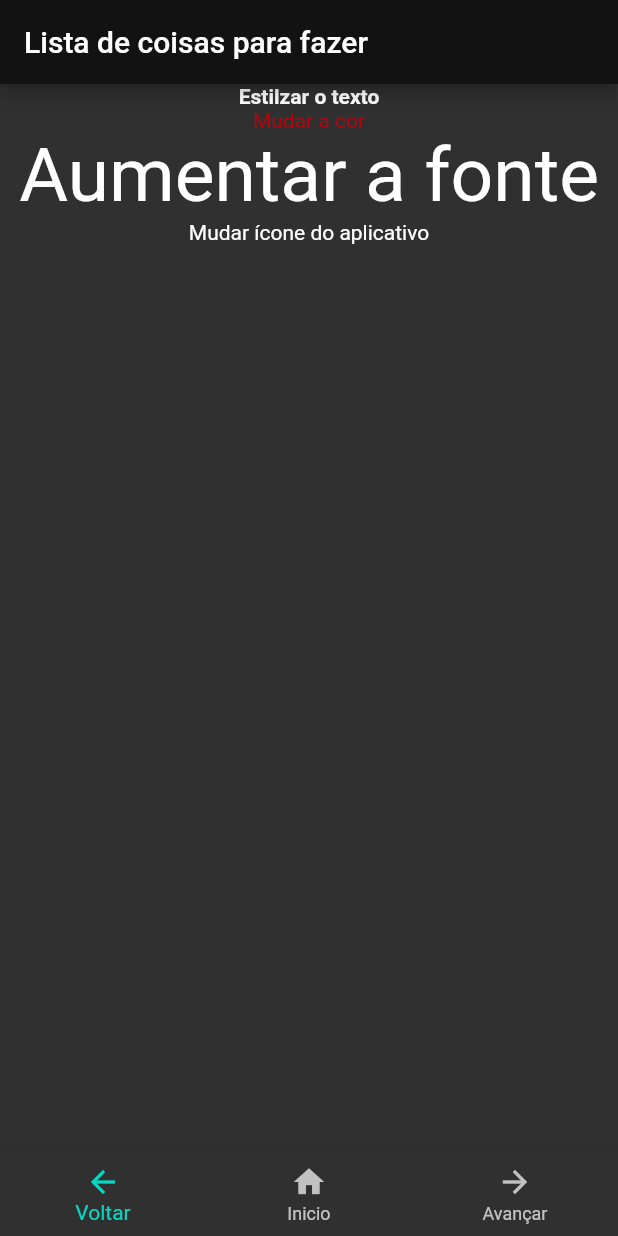
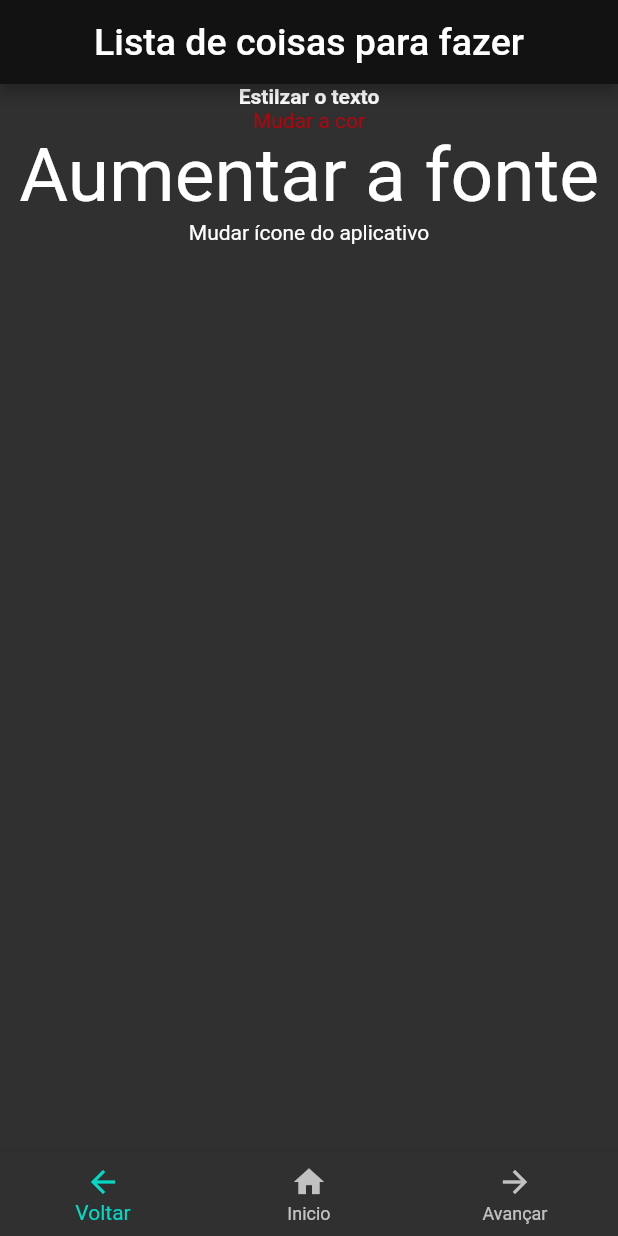
Before and after one commit to VictorRyan3612/POO_Orientada-a-objetos, a Flutter app: the screen it shows after launch, on a phone screen of 412 x 824 dp. Run offline on Flutter 3.47's test engine with Material 2 defaults, Android fonts, the phone set to English and light mode, and no system bars.

Commit message:
App 0.1.5.1

```diff
--- a/Atividade 1 a 9/app_1/lib/home_page.dart
+++ b/Atividade 1 a 9/app_1/lib/home_page.dart
@@ -14,7 +14,16 @@ class HomePageStates extends State<HomePage>{
   Widget build(BuildContext context) {
     return
     Scaffold(
-      appBar: AppBar(title: const Text("Lista de coisas para fazer")),
+      appBar: AppBar(
+        title:
+          Center(child:
+            const Text("Lista de coisas para fazer",
+            style: TextStyle(fontSize: 25)
+            )
+          )
+        ),
+
+
 
       body: Center(
         child: Column(
```
